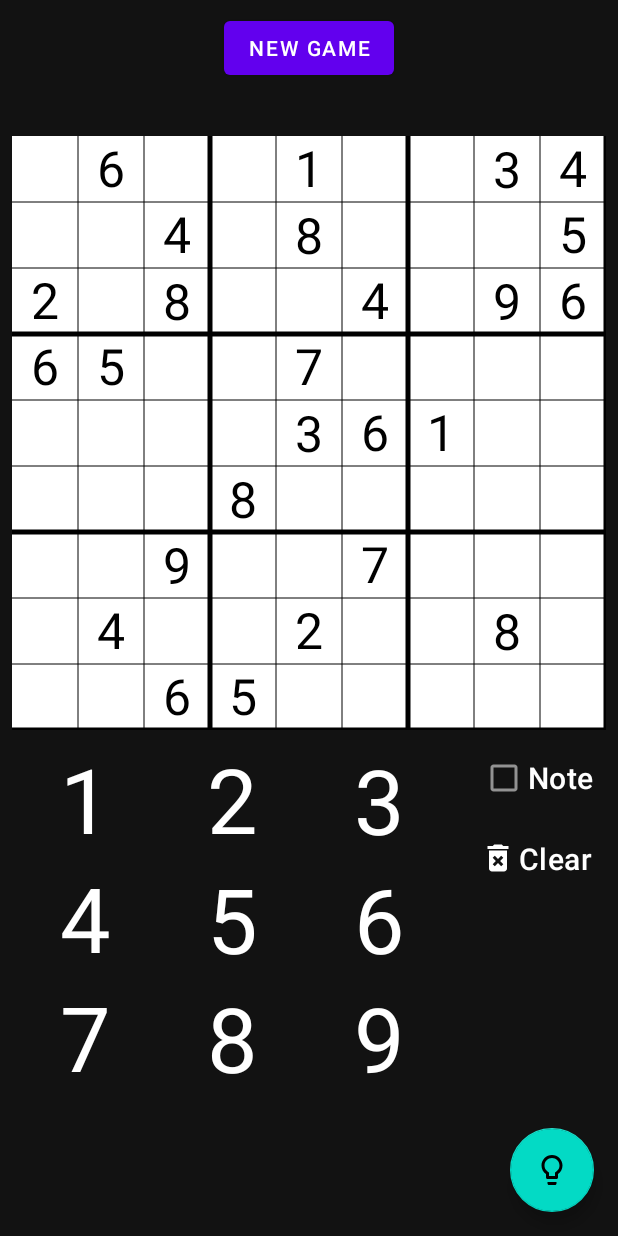
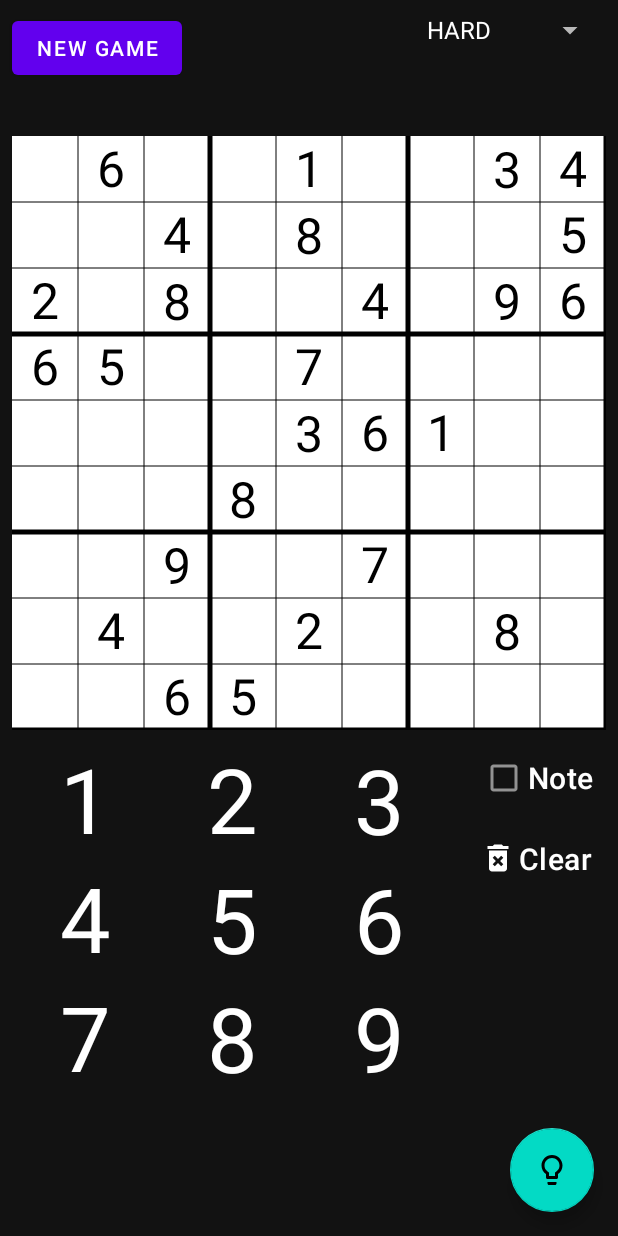
Before and after one commit to howardman0209/sudoku, an Android app: the screen it shows after launch (SudokuActivity), after a tap on "NEW GAME", on a phone screen of 412 x 824 dp. Run offline under Robolectric (Android 15) with nearby library versions, the phone set to English and light mode, and no system bars; our stand-ins replace data binding.

Commit message:
add difficulty selection

```diff
--- /dev/null
+++ b/app/src/main/java/com/puzzle/sudoku/model/Difficulty.kt
@@ -0,0 +1,7 @@
+package com.puzzle.sudoku.model
+
+enum class Difficulty(val maxNumOfBlank: Int) {
+    EASY(40),
+    MEDIUM(50),
+    HARD(64)
+}
--- a/app/src/main/java/com/puzzle/sudoku/ui/activity/SudokuActivity.kt
+++ b/app/src/main/java/com/puzzle/sudoku/ui/activity/SudokuActivity.kt
@@ -2,6 +2,9 @@ package com.puzzle.sudoku.ui.activity
 
 import android.os.Bundle
 import android.util.Log
+import android.view.View
+import android.widget.AdapterView
+import android.widget.ArrayAdapter
 import android.widget.Toast
 import androidx.lifecycle.lifecycleScope
 import com.google.android.material.dialog.MaterialAlertDialogBuilder
@@ -9,6 +12,7 @@ import com.puzzle.sudoku.ui.component.InputKeypad
 import com.puzzle.sudoku.R
 import com.puzzle.sudoku.util.SudokuHelper
 import com.puzzle.sudoku.databinding.ActivitySudokuBinding
+import com.puzzle.sudoku.model.Difficulty
 import kotlinx.coroutines.Dispatchers
 import kotlinx.coroutines.launch
 import kotlinx.coroutines.withContext
@@ -23,6 +27,7 @@ class SudokuActivity() : BasicDataBindingActivity<ActivitySudokuBinding>(), Inpu
     private var puzzle: Array<IntArray>? = null
     private var solution: Map<Pair<Int, Int>, Int>? = null
     private var firstBackPressedTime = 0L
+    private var difficulty = Difficulty.HARD
 
     override fun onCreate(savedInstanceState: Bundle?) {
         super.onCreate(savedInstanceState)
@@ -33,7 +38,7 @@ class SudokuActivity() : BasicDataBindingActivity<ActivitySudokuBinding>(), Inpu
         binding.btnNewGame.setOnClickListener {
             showLoadingIndicator(true)
             lifecycleScope.launch(Dispatchers.Default) {
-                val (puzzle, solution) = SudokuHelper.generatePuzzleAndSolutionSet(numberOfEmptyCell = 56)
+                val (puzzle, solution) = SudokuHelper.generatePuzzleAndSolutionSet(difficulty = difficulty)
                 this@SudokuActivity.puzzle = puzzle
                 this@SudokuActivity.solution = solution
 
@@ -72,6 +77,23 @@ class SudokuActivity() : BasicDataBindingActivity<ActivitySudokuBinding>(), Inpu
         binding.btnClear.setOnClickListener {
             binding.sudokuBoard.clearCell()
         }
+
+
+        binding.spinnerDifficulty.apply {
+            val items = Difficulty.entries.toTypedArray()
+            val adapter = ArrayAdapter(this@SudokuActivity, android.R.layout.simple_spinner_item, items)
+            adapter.setDropDownViewResource(android.R.layout.simple_spinner_dropdown_item)
+            this.adapter = adapter
+            this.setSelection(items.indexOf(Difficulty.HARD))
+
+            onItemSelectedListener = object : AdapterView.OnItemSelectedListener {
+                override fun onItemSelected(parent: AdapterView<*>?, view: View?, position: Int, id: Long) {
+                    difficulty = items[position]
+                }
+
+                override fun onNothingSelected(parent: AdapterView<*>?) {}
+            }
+        }
     }
 
     private fun initPuzzleBoard() {
--- a/app/src/main/java/com/puzzle/sudoku/util/SudokuHelper.kt
+++ b/app/src/main/java/com/puzzle/sudoku/util/SudokuHelper.kt
@@ -1,14 +1,15 @@
 package com.puzzle.sudoku.util
 
 import android.util.Log
+import com.puzzle.sudoku.model.Difficulty
 import java.util.LinkedList
 
 object SudokuHelper {
     const val TAG = "SudokuHelper"
 
-    fun generatePuzzleAndSolutionSet(numberOfEmptyCell: Int): Pair<Array<IntArray>, Map<Pair<Int, Int>, Int>> {
+    fun generatePuzzleAndSolutionSet(difficulty: Difficulty): Pair<Array<IntArray>, Map<Pair<Int, Int>, Int>> {
         val solvedBoard = generateSolvedSudoku()
-        val puzzleAndSolutionPair = createPuzzleAndSolutionPair(solvedBoard, numberOfEmptyCell)
+        val puzzleAndSolutionPair = createPuzzleAndSolutionPair(solvedBoard, difficulty.maxNumOfBlank)
         printSudoku(puzzleAndSolutionPair.first) // print puzzle
         Log.d(TAG, "(${puzzleAndSolutionPair.second.size}) ${puzzleAndSolutionPair.second}") // print solution
         return puzzleAndSolutionPair
--- a/app/src/main/res/layout/activity_sudoku.xml
+++ b/app/src/main/res/layout/activity_sudoku.xml
@@ -12,8 +12,16 @@
             android:layout_height="wrap_content"
             android:layout_margin="8dp"
             android:text="@string/button_new_game"
+            app:layout_constraintStart_toStartOf="parent"
+            app:layout_constraintTop_toTopOf="parent" />
+
+        <androidx.appcompat.widget.AppCompatSpinner
+            android:id="@+id/spinnerDifficulty"
+            android:layout_width="wrap_content"
+            android:layout_height="wrap_content"
+            android:layout_margin="8dp"
+            android:spinnerMode="dropdown"
             app:layout_constraintEnd_toEndOf="parent"
-            app:layout_constraintStart_toStartOf="parent"
             app:layout_constraintTop_toTopOf="parent" />
 
         <androidx.constraintlayout.widget.Guideline
```
